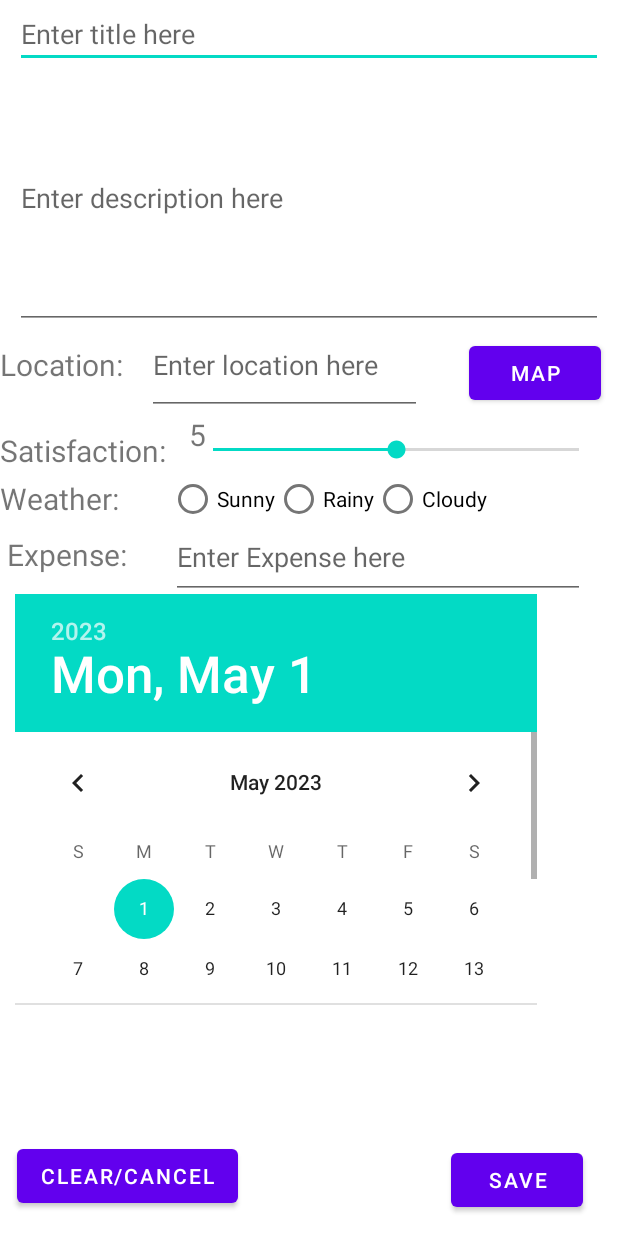
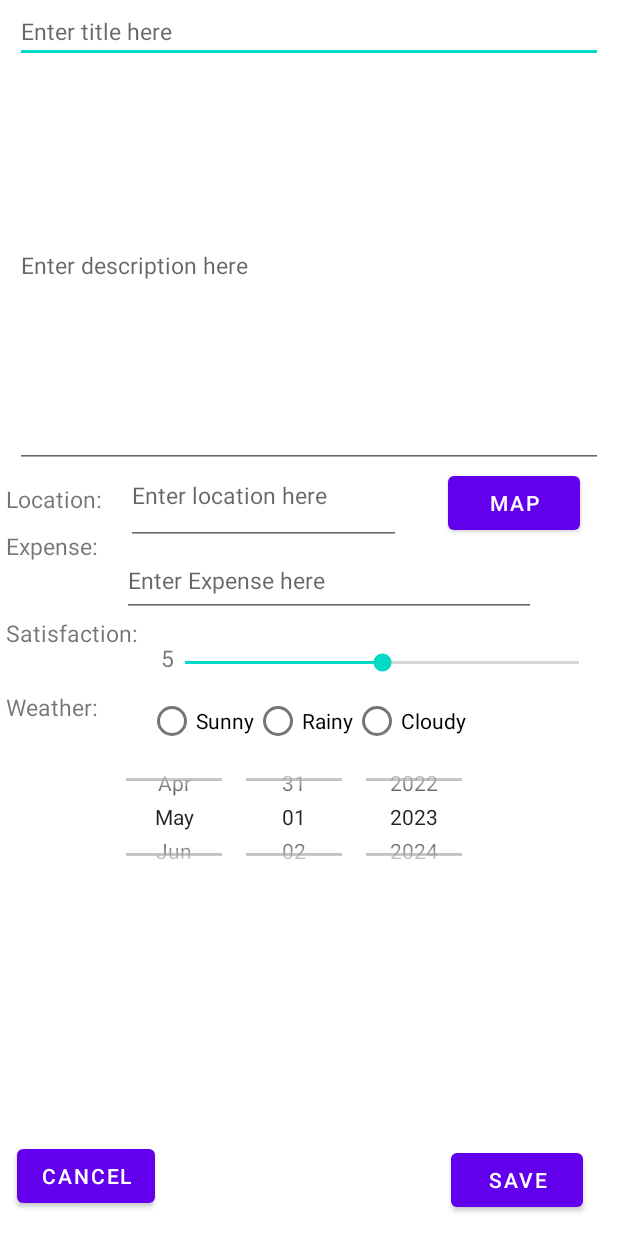
Before and after one commit to hannah-shaw/Wanderlogix, an Android app: the fragment AddTravelDiaryFragment shown on its own in the app's theme, on a phone screen of 412 x 824 dp. Run offline under Robolectric (Android 15) with nearby library versions, the phone set to English and light mode, and no system bars.

Commit message:
style: add_diary.xml

```diff
--- a/app/src/main/res/layout/add_travel_diary_fragment.xml
+++ b/app/src/main/res/layout/add_travel_diary_fragment.xml
@@ -13,27 +13,28 @@
         android:inputType="text"
         android:hint="Enter title here"
         android:layout_marginLeft="10dp"
-        android:layout_marginRight="10dp"/>
+        android:layout_marginRight="10dp"
+        android:textSize="15sp"/>
 
     <EditText
         android:id="@+id/description_edittext"
         android:layout_width="394dp"
-        android:layout_height="174dp"
+        android:layout_height="270dp"
         android:layout_below="@id/title_edittext"
-
         android:layout_marginLeft="10dp"
         android:layout_marginRight="10dp"
         android:hint="Enter description here"
         android:inputType="textMultiLine"
-        android:maxHeight="200dp"
-        android:scrollbars="vertical" />
+        android:maxHeight="300dp"
+        android:scrollbars="vertical"
+        android:textSize="15sp"/>
 
     <TextView
         android:id="@+id/location_textview"
         android:layout_width="wrap_content"
         android:layout_height="wrap_content"
-        android:text="Location:"
-        android:textSize="20sp"
+        android:text=" Location:"
+        android:textSize="15sp"
         android:layout_below="@id/description_edittext"
         android:layout_marginTop="10dp"
         />
@@ -48,6 +49,7 @@
         android:layout_marginTop="-46dp"
         android:layout_marginRight="10dp"
         android:layout_toRightOf="@id/location_textview"
+        android:textSize="15sp"
         android:hint="Enter location here"
         android:inputType="text" />
 
@@ -62,14 +64,36 @@
         android:text="Map" />
 
     <TextView
+        android:id="@+id/expense_textview"
+        android:layout_width="wrap_content"
+        android:layout_height="wrap_content"
+        android:text=" Expense:"
+        android:textSize="15sp"
+        android:layout_below="@id/location_textview"
+        android:layout_marginTop="10dp"
+        />
+
+    <EditText
+        android:id="@+id/expense_edittext"
+        android:layout_width="276dp"
+        android:layout_height="48dp"
+        android:layout_below="@id/location_edittext"
+        android:layout_marginLeft="16dp"
+        android:layout_marginRight="10dp"
+        android:layout_toRightOf="@id/expense_textview"
+        android:textSize="15sp"
+        android:hint="Enter Expense here"
+        android:inputType="numberDecimal" />
+
+    <TextView
         android:id="@+id/satisfaction_textview"
         android:layout_width="wrap_content"
         android:layout_height="wrap_content"
-        android:text="Satisfaction:"
-        android:textSize="20sp"
-        android:layout_below="@id/location_edittext"
-        android:layout_marginTop="10dp"
+        android:text=" Satisfaction:"
+        android:textSize="15sp"
+        android:layout_below="@id/expense_edittext"
         />
+
 
     <SeekBar
         android:id="@+id/satisfaction_slider"
@@ -77,7 +101,6 @@
         android:layout_height="wrap_content"
         android:layout_below="@id/satisfaction_textview"
         android:layout_marginLeft="15dp"
-        android:layout_marginTop="-23dp"
         android:layout_marginRight="10dp"
         android:layout_toRightOf="@id/satisfaction_textview" />
 
@@ -86,18 +109,18 @@
         android:layout_width="wrap_content"
         android:layout_height="wrap_content"
         android:text="5"
-        android:textSize="20sp"
+        android:textSize="15sp"
         android:layout_alignBottom="@id/satisfaction_slider"
         android:layout_alignLeft="@id/satisfaction_slider"
         android:layout_alignStart="@id/satisfaction_slider"
-        android:layout_marginBottom="5dp"/>
+        android:layout_marginBottom="1dp"/>
 
     <TextView
         android:id="@+id/weather_textview"
         android:layout_width="wrap_content"
         android:layout_height="wrap_content"
-        android:text="Weather:"
-        android:textSize="20sp"
+        android:text=" Weather:"
+        android:textSize="15sp"
         android:layout_below="@id/satisfaction_slider"
         android:layout_marginTop="10dp"
         />
@@ -109,7 +132,7 @@
         android:layout_below="@id/weather_textview"
         android:layout_marginStart="33dp"
         android:layout_marginLeft="10dp"
-        android:layout_marginTop="-37dp"
+        android:layout_marginTop="-25dp"
         android:layout_toEndOf="@id/weather_textview"
         android:orientation="horizontal">
 
@@ -132,37 +155,16 @@
             android:text="Cloudy" />
 
     </RadioGroup>
-    <TextView
-        android:id="@+id/expense_textview"
-        android:layout_width="wrap_content"
-        android:layout_height="wrap_content"
-        android:text=" Expense:"
-        android:textSize="20sp"
-        android:layout_below="@id/weather_textview"
-        android:layout_marginTop="10dp"
-        />
-
-
-    <EditText
-        android:id="@+id/expense_edittext"
-        android:layout_width="276dp"
-        android:layout_height="56dp"
-        android:layout_below="@id/weather_radiogroup"
-        android:layout_marginLeft="29dp"
-        android:layout_marginTop="-13dp"
-        android:layout_marginRight="10dp"
-        android:layout_toRightOf="@id/expense_textview"
-        android:hint="Enter Expense here"
-        android:inputType="text" />
 
     <DatePicker
         android:id="@+id/date_picker"
         android:layout_width="380dp"
-        android:layout_height="274dp"
+        android:layout_height="100dp"
         android:layout_below="@id/weather_radiogroup"
         android:layout_marginLeft="10dp"
-        android:layout_marginTop="39dp"
-        android:calendarViewShown="false" />
+        android:layout_marginTop="-10dp"
+        android:calendarViewShown="false"
+        android:datePickerMode="spinner"/>
 
     <Button
         android:id="@+id/save_button"
@@ -184,7 +186,7 @@
         android:layout_marginStart="11dp"
         android:layout_marginBottom="16dp"
         android:onClick="onClearButtonClicked"
-        android:text="Clear/Cancel" />
+        android:text="Cancel" />
 
 
 </RelativeLayout>
```
